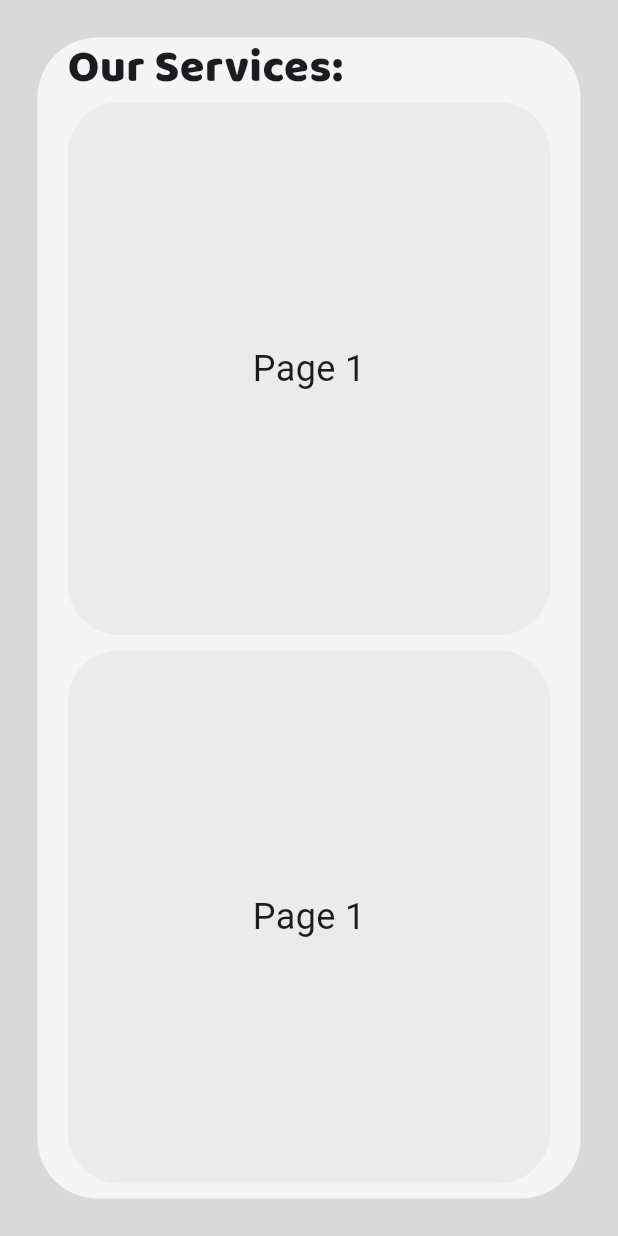
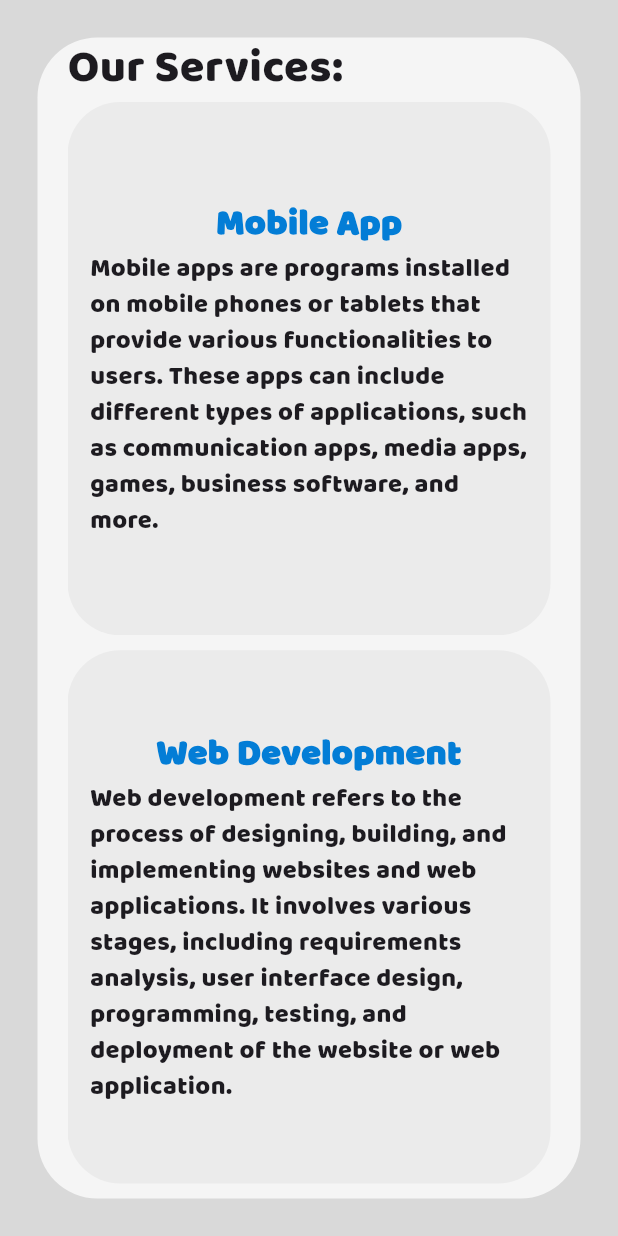
Before and after one commit to HamidSaliqa/code4fun, a Flutter app: the OurServices screen opened directly, on a phone screen of 412 x 824 dp. Run offline on Flutter 3.47's test engine with Material 3 defaults, Android fonts, the light colour scheme and no system bars; our stand-ins replace flutter_image_slideshow.

```diff
--- a/lib/our_services.dart
+++ b/lib/our_services.dart
@@ -6,7 +6,7 @@ class OurServices extends StatelessWidget {
   @override
   Widget build(BuildContext context) {
     return Scaffold(
-      backgroundColor: Color.fromRGBO(217, 217, 217, 1),
+      backgroundColor: const Color.fromRGBO(217, 217, 217, 1),
       body: Column(
         mainAxisAlignment: MainAxisAlignment.center,
         crossAxisAlignment: CrossAxisAlignment.center,
@@ -14,6 +14,7 @@ class OurServices extends StatelessWidget {
           Expanded(
               child: Padding(
             padding: const EdgeInsets.all(25),
+            ///main con
             child: Container(
               width: double.infinity,
               decoration: BoxDecoration(
@@ -35,25 +36,35 @@ class OurServices extends StatelessWidget {
                       ),
                     ),
                   ),
-                  ///first Con
+
                   ///first Con
                   Expanded(
                     child: Padding(
                       padding: const EdgeInsets.symmetric(horizontal: 20),
                       child: PageView(
                         children: [
+                          ///page 1
                           Container(
                             decoration: BoxDecoration(
                               borderRadius: BorderRadius.circular(35),
                               color: Color.fromRGBO(235, 235, 235, 1),
                             ),
-                            child: Center(
-                              child: Text(
-                                'Page 1',
-                                style: TextStyle(fontSize: 24),
-                              ),
+                            child:const Column(
+                              mainAxisAlignment: MainAxisAlignment.center,
+                              children: [
+
+                                Text(
+                                  'Mobile App',
+                                  style: TextStyle(color: Color.fromRGBO(3, 125, 214, 1),fontSize: 24,fontFamily: "CustomFont",fontWeight: FontWeight.bold),
+                                ),
+                                Padding(
+                                  padding: EdgeInsets.symmetric(horizontal: 15),
+                                  child: Text("Mobile apps are programs installed on mobile phones or tablets that provide various functionalities to users. These apps can include different types of applications, such as communication apps, media apps, games, business software, and more.",style:TextStyle(fontFamily: "CustomFont",fontSize: 17) ),
+                                ),
+                              ],
                             ),
                           ),
+                          ///page 2
                           Container(
                             decoration: BoxDecoration(
                               borderRadius: BorderRadius.circular(35),
@@ -66,6 +77,7 @@ class OurServices extends StatelessWidget {
                               ),
                             ),
                           ),
+                          ///page 3
                           Container(
                             decoration: BoxDecoration(
                               borderRadius: BorderRadius.circular(35),
@@ -85,23 +97,33 @@ class OurServices extends StatelessWidget {
                   SizedBox(
                     height: 10,
                   ),
+
+
                   ///second Con
-                  ///first Con
                   Expanded(
                     child: Padding(
                       padding: const EdgeInsets.symmetric(horizontal: 20),
                       child: PageView(
                         children: [
+                          ///page 1
                           Container(
                             decoration: BoxDecoration(
                               borderRadius: BorderRadius.circular(35),
                               color: Color.fromRGBO(235, 235, 235, 1),
                             ),
-                            child: Center(
-                              child: Text(
-                                'Page 1',
-                                style: TextStyle(fontSize: 24),
-                              ),
+                            child:const Column(
+                              mainAxisAlignment: MainAxisAlignment.center,
+                              children: [
+
+                                Text(
+                                  'Web Development',
+                                  style: TextStyle(color: Color.fromRGBO(3, 125, 214, 1),fontSize: 24,fontFamily: "CustomFont",fontWeight: FontWeight.bold),
+                                ),
+                                Padding(
+                                  padding: EdgeInsets.symmetric(horizontal: 15),
+                                  child: Text("Web development refers to the process of designing, building, and implementing websites and web applications. It involves various stages, including requirements analysis, user interface design, programming, testing, and deployment of the website or web application.",style:TextStyle(fontFamily: "CustomFont",fontSize: 17) ),
+                                ),
+                              ],
                             ),
                           ),
                           Container(
--- a/lib/widget.dart
+++ b/lib/widget.dart
@@ -1,21 +1,25 @@
+import 'package:code4fun/who_can_benefit.dart';
 import 'package:flutter/material.dart';
 import 'package:flutter_image_slideshow/flutter_image_slideshow.dart';
 
 import 'about_wassa,dart.dart';
 import 'our_services.dart';
+
 ///font
 const labelTextStyle = TextStyle(
-  fontSize:30,
-  fontFamily:'CustomFont',
+  fontSize: 30,
+  fontFamily: 'CustomFont',
 );
+
 ///slider for image
-Widget slider(){
-  return  ImageSlideshow(
+Widget slider() {
+  return ImageSlideshow(
+
     /// Width of the [ImageSlideshow].
     width: double.infinity,
 
     /// Height of the [ImageSlideshow].
-    height:150,
+    height: 150,
 
     /// The page to show when first creating the [ImageSlideshow].
     initialPage: 0,
@@ -71,25 +75,37 @@ class CustomButton extends StatelessWidget {
       padding: EdgeInsets.all(10),
       decoration: BoxDecoration(
           boxShadow: [
-            BoxShadow(color: Colors.black12, offset: Offset(2, 2), blurRadius: 8)
+            BoxShadow(
+                color: Colors.black12, offset: Offset(2, 2), blurRadius: 8)
           ]),
       child: ElevatedButton(
         style: ButtonStyle(
-            shape: MaterialStatePropertyAll(RoundedRectangleBorder(borderRadius: BorderRadius.circular(21))),
-            backgroundColor: MaterialStatePropertyAll(Color.fromRGBO(3, 125, 214, 1))),
+            shape: MaterialStatePropertyAll(RoundedRectangleBorder(
+                borderRadius: BorderRadius.circular(21))),
+            backgroundColor: MaterialStatePropertyAll(
+                Color.fromRGBO(3, 125, 214, 1))),
         onPressed: onPressed,
         child: Text(
-          nameOfButton,style: TextStyle(fontFamily:"CustomFont",fontSize: 30),
+          nameOfButton,
+          style: TextStyle(fontFamily: "CustomFont", fontSize: 30),
         ),
       ),
     );
   }
 }
+
 ///names for home page Button
-var libraryNames = ["About WASSA", "Our Services", "Who Can Benefit?","Student Project","Gallery","Contact"];
+var libraryNames = [
+  "About WASSA",
+  "Our Services",
+  "Who Can Benefit?",
+  "Student Project",
+  "Gallery",
+  "Contact"
+];
 
 ///Home page Grid view use custom Button
-Widget customGridview(BuildContext context){
+Widget customGridview(BuildContext context) {
   return Builder(
     builder: (BuildContext context) {
       return GridView.count(
@@ -100,7 +116,8 @@ Widget customGridview(BuildContext context){
             onPressed: () {
               Navigator.push(
                 context,
-                MaterialPageRoute(builder: (context) => onPessedCustomButton[libraryNames[index]]!),
+                MaterialPageRoute(builder: (
+                    context) => onPessedCustomButton[libraryNames[index]]!),
               );
             },
           );
@@ -109,8 +126,10 @@ Widget customGridview(BuildContext context){
     },
   );
 }
-Map<String,Widget> onPessedCustomButton = {
-   "About WASSA":const AboutWassa_page(),
-   "Our Services":const OurServices(),
+
+Map<String, Widget> onPessedCustomButton = {
+"About WASSA":const AboutWassa_page(),
+"Our Services":const OurServices(),
+"Who Can Benefit?":WhoCanBenefit(),
 
 };
```
Also changed, not shown: lib/who_can_benefit.dart (added, +99 -0 lines).
